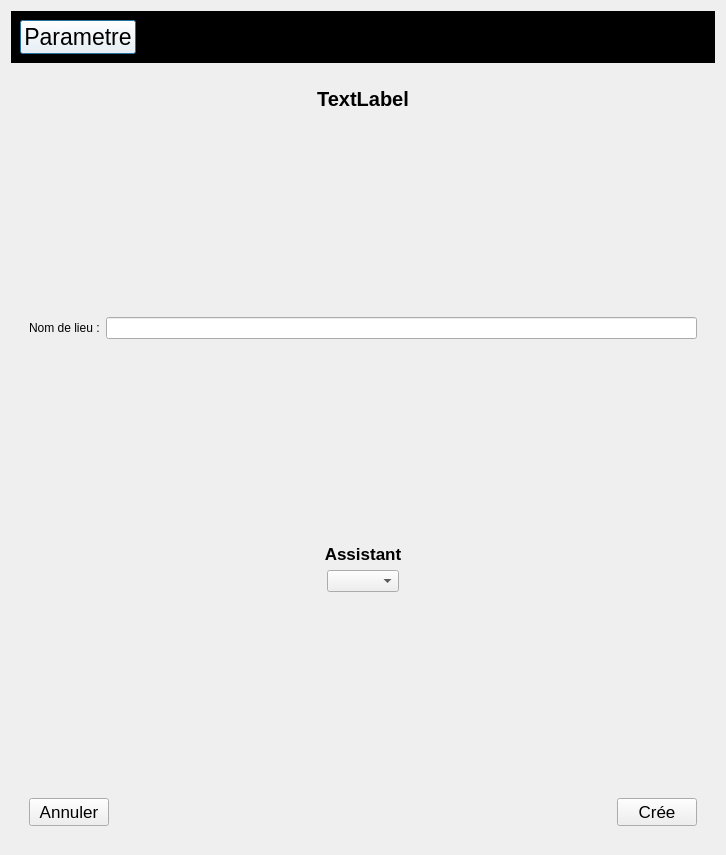
The window that arrerasettingui.ui (Arrera-Software/Arrera-Interface) describes before a commit, drawn with Qt 5.
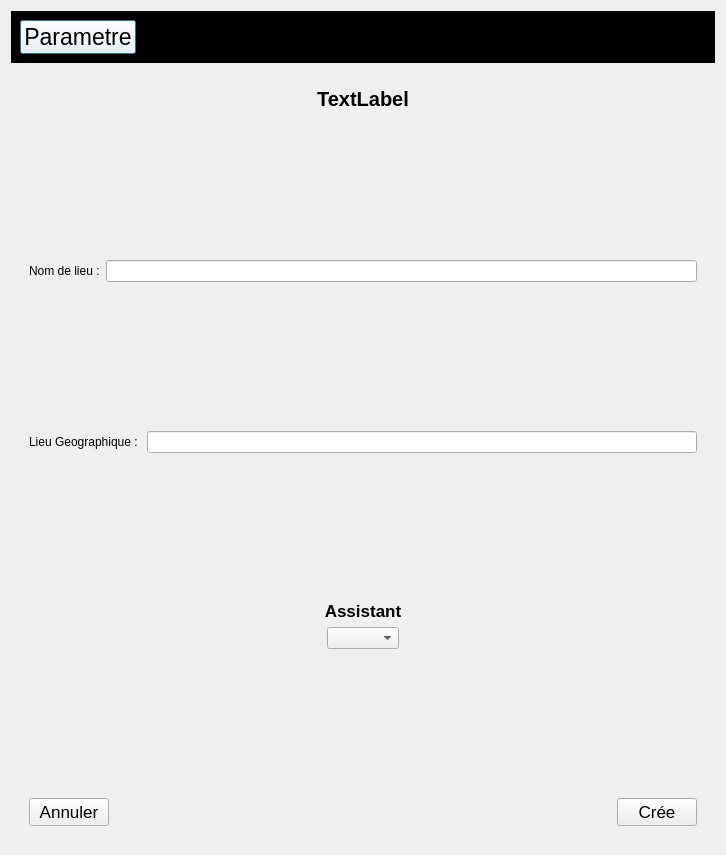
The same window after the commit. The open tabs and pages were chosen to show the change. Icons and pictures are not drawn.

Commit message: Ajout du lieu geographique dans les lieu

The edit to the form file:
```diff
--- a/arrerasettingui.ui
+++ b/arrerasettingui.ui
@@ -507,6 +507,33 @@
              </property>
             </spacer>
            </item>
+           <item>
+            <layout class="QHBoxLayout" name="horizontalLayout_21">
+             <item>
+              <widget class="QLabel" name="LINDICATIONGEOGRAPHIQUEADDLIEU">
+               <property name="text">
+                <string>Lieu Geographique : </string>
+               </property>
+              </widget>
+             </item>
+             <item>
+              <widget class="QLineEdit" name="IDC_EDITLIEUADD"/>
+             </item>
+            </layout>
+           </item>
+           <item>
+            <spacer name="verticalSpacer_37">
+             <property name="orientation">
+              <enum>Qt::Orientation::Vertical</enum>
+             </property>
+             <property name="sizeHint" stdset="0">
+              <size>
+               <width>20</width>
+               <height>40</height>
+              </size>
+             </property>
+            </spacer>
+           </item>
            <item>
             <widget class="QLabel" name="label_2">
              <property name="font">
```
Left out of the diff: 42 changed lines with no effect on the pictures. The commit also changes 2 other files.
